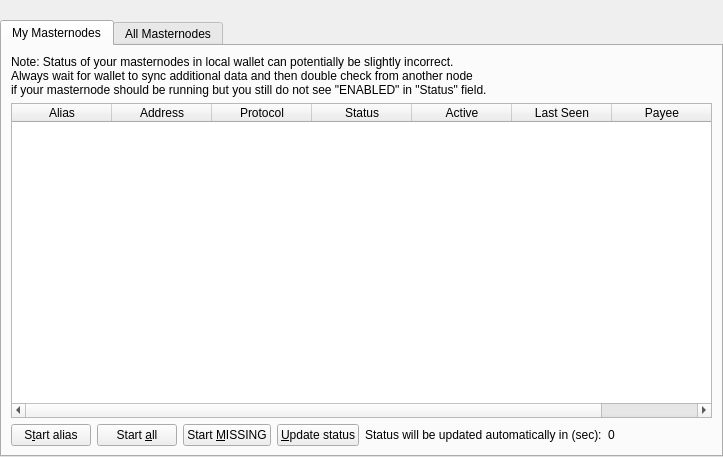
Before: the Qt Designer form src/qt/forms/masternodelist.ui in RaptureCore/Rapture, drawn with Qt 5.
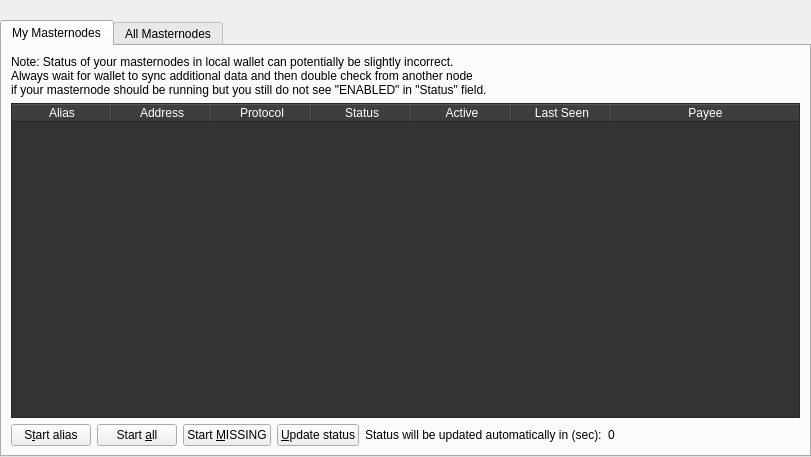
After: the same form once the commit is applied.

The edit to the form file:
```diff
--- a/src/qt/forms/masternodelist.ui
+++ b/src/qt/forms/masternodelist.ui
@@ -6,7 +6,7 @@
    <rect>
     <x>0</x>
     <y>0</y>
-    <width>723</width>
+    <width>811</width>
     <height>457</height>
    </rect>
   </property>
@@ -46,10 +46,19 @@
      </item>
      <item>
       <widget class="QTabWidget" name="tabWidget">
+       <property name="styleSheet">
+        <string notr="true"/>
+       </property>
+       <property name="tabShape">
+        <enum>QTabWidget::Rounded</enum>
+       </property>
        <property name="currentIndex">
         <number>0</number>
        </property>
        <widget class="QWidget" name="tabMyMasternodes">
+        <property name="styleSheet">
+         <string notr="true"/>
+        </property>
         <attribute name="title">
          <string>My Masternodes</string>
         </attribute>
@@ -81,6 +90,9 @@
                <height>0</height>
               </size>
              </property>
+             <property name="styleSheet">
+              <string notr="true">alternate-background-color: #444;background-color: #333;color:#fff;font-family: 'Overpass Mono';</string>
+             </property>
              <property name="editTriggers">
               <set>QAbstractItemView::NoEditTriggers</set>
              </property>
```
Left out of the diff: 11 changed lines with no effect on the pictures.
